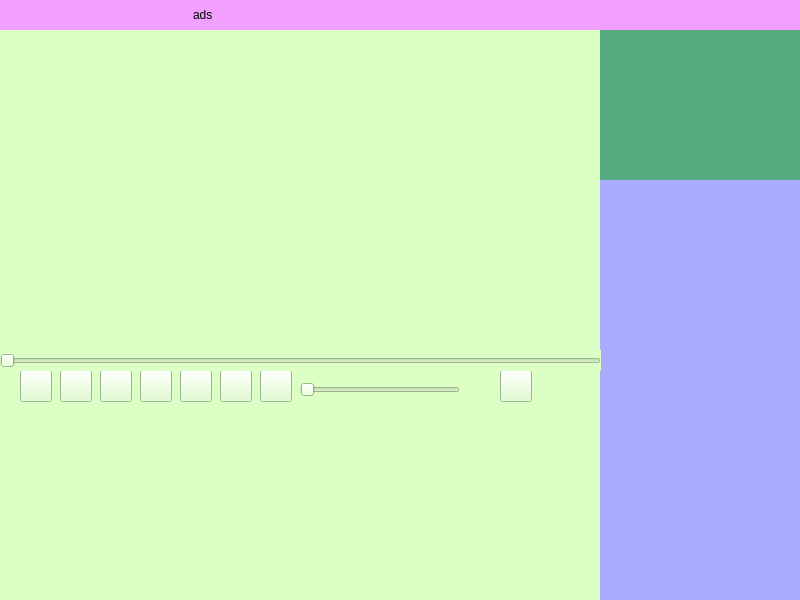
ffrankwang/learnCpp, file IShop/widget.ui: the form before one commit.
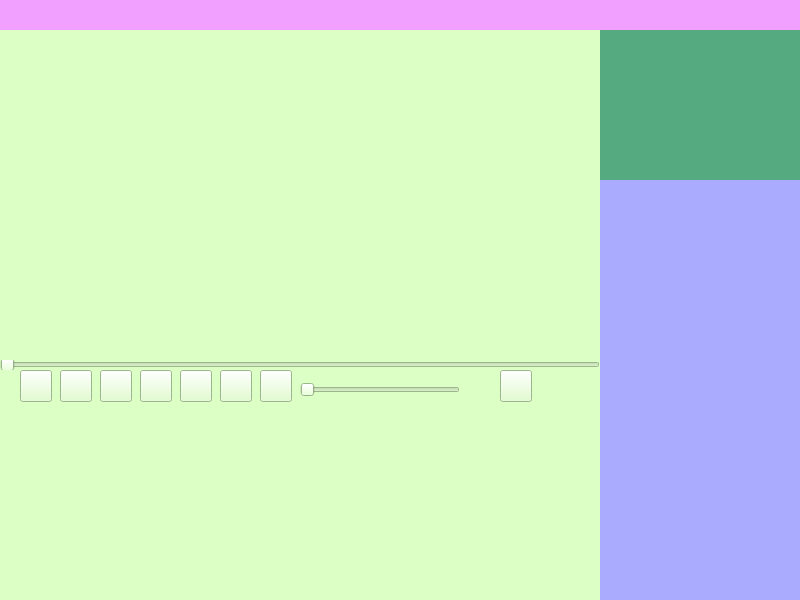
The form after the commit. Icons and pictures are not drawn.

```diff
--- a/IShop/widget.ui
+++ b/IShop/widget.ui
@@ -29,7 +29,7 @@
     <string notr="true">background-color: rgb(241, 160, 255);</string>
    </property>
    <property name="text">
-    <string>                                                          ads</string>
+    <string/>
    </property>
   </widget>
   <widget class="QLabel" name="video_label">
@@ -41,6 +41,9 @@
      <height>340</height>
     </rect>
    </property>
+   <property name="autoFillBackground">
+    <bool>true</bool>
+   </property>
    <property name="styleSheet">
     <string notr="true"/>
    </property>
@@ -316,9 +319,9 @@
    <property name="geometry">
     <rect>
      <x>0</x>
-     <y>350</y>
-     <width>601</width>
-     <height>21</height>
+     <y>360</y>
+     <width>600</width>
+     <height>10</height>
     </rect>
    </property>
    <property name="orientation">
```
Left out of the diff: 18 changed lines with no effect on the pictures.
